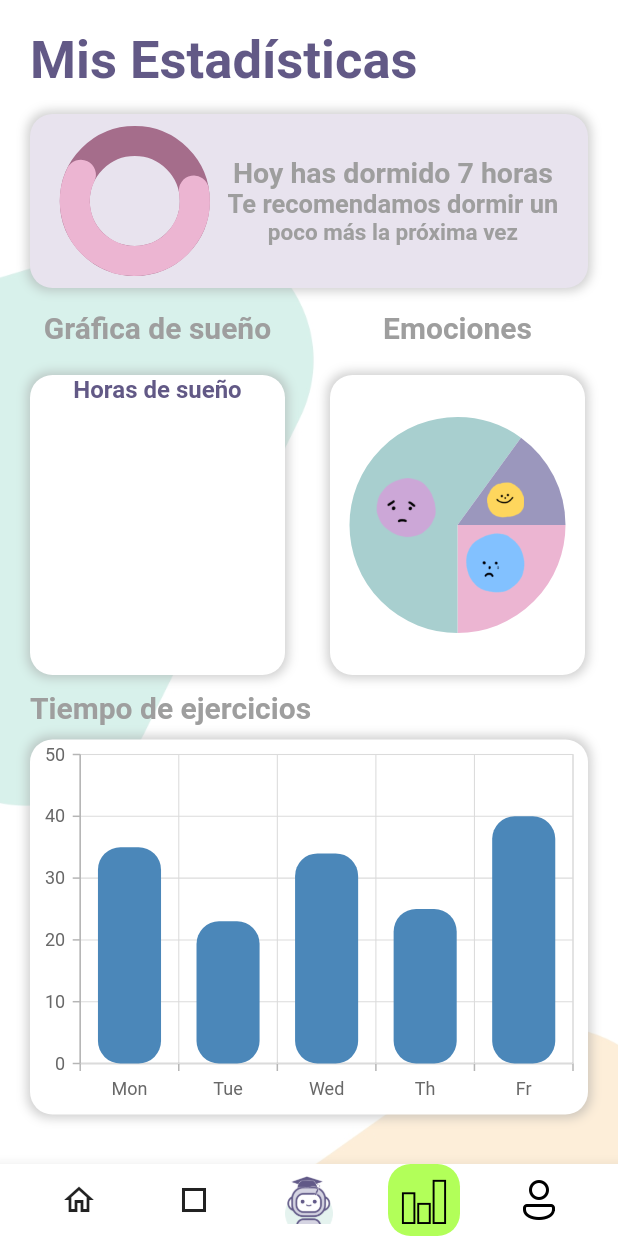
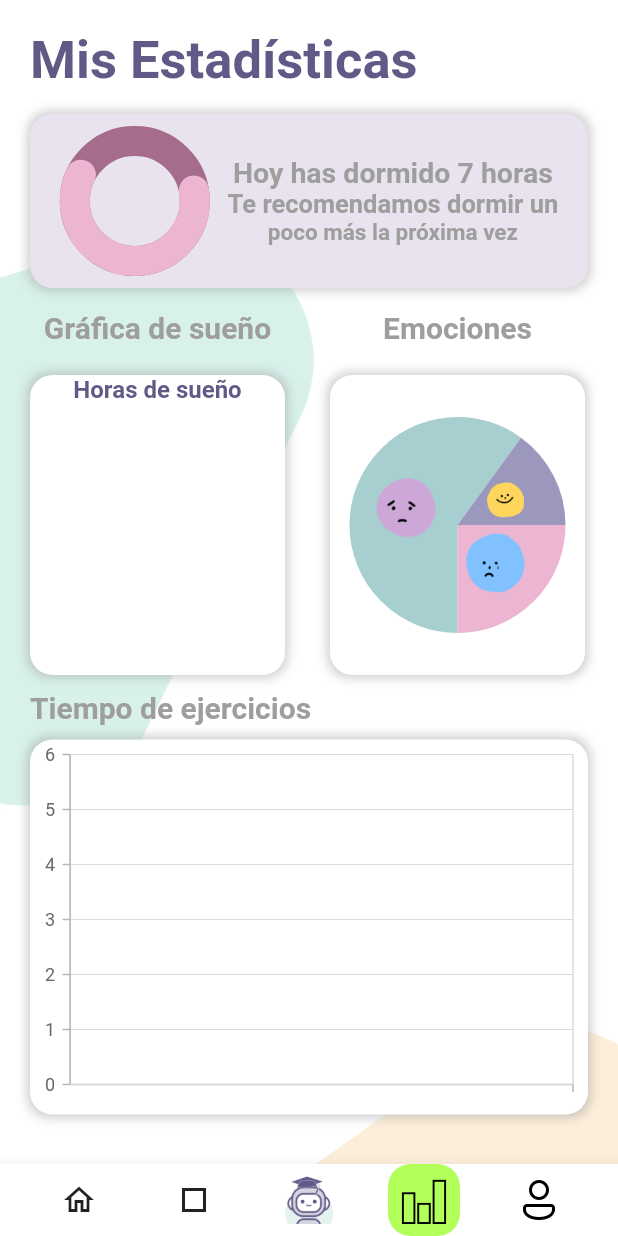
Before and after one commit to kevinvalle22/TP2022-front, a Flutter app: the GraphPage screen opened directly with empty values, on a phone screen of 412 x 824 dp. Run offline on Flutter 3.47's test engine with Material 2 defaults, Android fonts, the light colour scheme and no system bars; drawn by our look-alikes of fl_chart, percent_indicator; our stand-ins replace bubble, carousel_slider, charts_flutter, dots_indicator, flutter_secure_storage, flutter_spinkit and 3 more; missing offline and left inert: dart:ffi, flutter_dialogflow; accounts and stored records are empty; network calls fail; statements that could not run were skipped; project files that could hold a hidden picture were left out.

Commit message:
upload components
.

```diff
--- a/lib/pages/graph_component/graph.dart
+++ b/lib/pages/graph_component/graph.dart
@@ -1,4 +1,6 @@
 // ignore_for_file: prefer_const_constructors
+
+import 'dart:ffi';
 
 import 'package:fl_chart/fl_chart.dart';
 import 'package:flutter/material.dart';
@@ -9,6 +11,8 @@ import 'package:tp2022_front/Components/chart/subscriber_chart.dart';
 import 'package:tp2022_front/Components/chart/subscriber_series.dart';
 import 'package:syncfusion_flutter_charts/charts.dart';
 import 'package:tp2022_front/pages/home.dart';
+import 'package:tp2022_front/security/user_secure_storage.dart';
+import 'package:tp2022_front/utils/endpoints.dart';
 
 class GraphPage extends StatefulWidget {
   final String idSend;
@@ -19,6 +23,15 @@ class GraphPage extends StatefulWidget {
 }
 
 class _GraphPageState extends State<GraphPage> {
+    List<String> dayOftheWeek = [
+    "Domingo",
+    "Lunes",
+    "Martes",
+    "Miércoles",
+    "Jueves",
+    "Viernes",
+    "Sábado"
+  ];
   Future<bool?> showWarning(BuildContext context) async => showDialog<bool>(
       context: context,
       builder: (context) => AlertDialog(
@@ -35,6 +48,33 @@ class _GraphPageState extends State<GraphPage> {
                   child: Text("Si")),
             ],
           ));
+  late TooltipBehavior _tooltipBehavior;
+  List<dynamic> exercisesList = [];
+  DataBaseHelper httpHelper = new DataBaseHelper();
+  Future init() async {
+    final name = await UserSecureStorage.getUsername() ?? '';
+    final password = await UserSecureStorage.getPassword() ?? '';
+    final token = await UserSecureStorage.getToken() ?? '';
+    final userId = await UserSecureStorage.getUserId() ?? '';
+
+    exercisesList =
+        await httpHelper.getExercises(widget.idSend, name, password);
+
+    print("sleepList: " + exercisesList.toString());
+    print("first: " + exercisesList[0].toString());
+    print("startDate first: " + exercisesList[0]["startDate"].toString());
+    print("size: " + exercisesList.length.toString());
+    setState(() {});
+  }
+
+  @override
+  void initState() {
+    // TODO: implement initState
+    super.initState();
+    init();
+    _tooltipBehavior = TooltipBehavior(enable: true);
+  }
+
   @override
   Widget build(BuildContext context) {
     return WillPopScope(
@@ -233,7 +273,7 @@ class _GraphPageState extends State<GraphPage> {
                       height: 10,
                     ),
                     Container(
-                      width: 400,
+                      width: 420,
                       height: 250,
                       decoration: BoxDecoration(
                           color: Colors.white,
@@ -248,16 +288,21 @@ class _GraphPageState extends State<GraphPage> {
                       child: SfCartesianChart(
                           primaryXAxis: CategoryAxis(),
                           primaryYAxis: NumericAxis(),
+                          tooltipBehavior: _tooltipBehavior,
                           series: <ChartSeries>[
+
                             ColumnSeries<ChartData, String>(
                                 dataSource: getColumnas(),
                                 xValueMapper: (ChartData data, _) => data.x,
-                                yValueMapper: (ChartData data, _) => data.y,
-                                width: 0.8,
+                                yValueMapper: (ChartData data, _) => data.y!.toDouble(),
+                                //dataLabelSettings:DataLabelSettings(isVisible: true),
+                                enableTooltip: true,
+                                width: 1,
                                 spacing: 0.2,
                                 borderRadius:
-                                    BorderRadius.all(Radius.circular(15)))
-                          ]),
+                                    BorderRadius.all(Radius.circular(15))),
+
+                          ],),
                     )
                   ],
                 ),
@@ -269,7 +314,6 @@ class _GraphPageState extends State<GraphPage> {
             isTheSameGraph: true, graphColorIcon: false, idSend: widget.idSend),
       ),
     );
-  }
   }
 
   List<PieChartSectionData> sectionsChart = [
@@ -307,19 +351,34 @@ List<PieChartSectionData> sectionsChart = [
     ),
   ];
 
+  dynamic getColumnas() {
+    exercisesList = <ChartData>[
+      for(int i = exercisesList.length-1; i>1;i--)...[
+
+        ChartData(dayOftheWeek[int.parse(
+                                  exercisesList[i]["dayOfTheWeek"].toString())],convertToDouble(exercisesList[i]["duration"].toString())),
+                                  //exercisesList[i]["duration"]
+      ]      /*ChartData("Tue", 23),
+      ChartData("Wed", 34),
+      ChartData("Th", 25),
+      ChartData("Fr", 40)*/
+    ];
+
+    return exercisesList;
+  }
+  String string = "03 horas y 07 minutos";
+  // convertir a numero tipo double hh.mm
+  double convertToDouble(String string) {
+    List<String> list = string.split(" ");
+    double hours = double.parse(list[0]);
+    double minutes = double.parse(list[3]);
+    double total = hours + (minutes / 100);
+    return total;
+  }
+}
+
 class ChartData {
   ChartData(this.x, this.y);
   final String x;
-  final double y;
+  final double? y;
 }
-
-dynamic getColumnas() {
-  List<ChartData> columnData = <ChartData>[
-    ChartData("Mon", 35),
-    ChartData("Tue", 23),
-    ChartData("Wed", 34),
-    ChartData("Th", 25),
-    ChartData("Fr", 40)
-  ];
-  return columnData;
-}
--- a/pubspec.yaml
+++ b/pubspec.yaml
@@ -12,7 +12,7 @@ dependencies:
     sdk: flutter
 
   cupertino_icons: ^1.0.2
-  bubble: ^1.1.9+1
+  bubble: ^1.1.9
   wave: ^0.1.0
   dots_indicator: ^2.1.0
   flutter_dialogflow: ^0.1.3
@@ -27,6 +27,7 @@ dependencies:
   flutter_secure_storage: ^5.0.2
   syncfusion_flutter_charts: ^19.4.50
   carousel_slider: ^4.1.1
+  flutter_dialogflow_v2: ^0.3.2
 
 dev_dependencies:
   flutter_test:
```
Also changed, not shown: lib/Components/labels.dart (+16 -10 lines), lib/Components/screen_form.dart (+13 -1 lines), lib/pages/chat_component/chatbot.dart (+6 -14 lines), pubspec.lock. Lines whose indentation alone changed are shown as unchanged.
